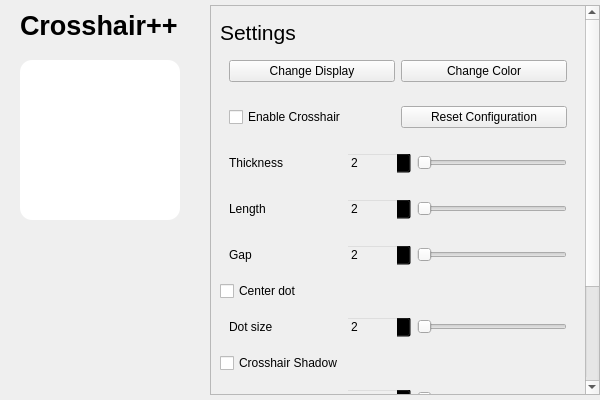
The window that resources/preset.ui (Drumba08/crosshairpp) describes before a commit, drawn with Qt 5.
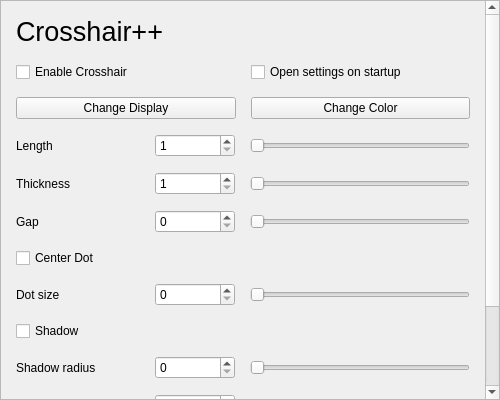
The same window after the commit.

```diff
--- a/resources/preset.ui
+++ b/resources/preset.ui
@@ -1,201 +1,146 @@
 <?xml version="1.0" encoding="UTF-8"?>
 <ui version="4.0">
  <class>MainWindow</class>
- <widget class="QMainWindow" name="MainWindow">
+ <widget class="QWidget" name="MainWindow">
   <property name="geometry">
    <rect>
     <x>0</x>
     <y>0</y>
-    <width>600</width>
+    <width>500</width>
     <height>400</height>
    </rect>
   </property>
   <property name="minimumSize">
    <size>
-    <width>600</width>
+    <width>500</width>
     <height>400</height>
    </size>
   </property>
   <property name="maximumSize">
    <size>
-    <width>600</width>
+    <width>500</width>
     <height>400</height>
    </size>
   </property>
   <property name="windowTitle">
-   <string>Crosshair++</string>
+   <string>Crosshair Settings</string>
   </property>
-  <widget class="QWidget" name="centralwidget">
-   <widget class="QWidget" name="sidebar" native="true">
-    <property name="geometry">
-     <rect>
-      <x>0</x>
-      <y>0</y>
-      <width>200</width>
-      <height>400</height>
-     </rect>
-    </property>
-    <widget class="QLabel" name="sidebar_header">
-     <property name="geometry">
-      <rect>
-       <x>20</x>
-       <y>10</y>
-       <width>160</width>
-       <height>30</height>
-      </rect>
-     </property>
-     <property name="font">
-      <font>
-       <pointsize>20</pointsize>
-       <bold>true</bold>
-      </font>
-     </property>
-     <property name="text">
-      <string>Crosshair++</string>
-     </property>
-    </widget>
-    <widget class="QWidget" name="sidebar_preview" native="true">
-     <property name="geometry">
-      <rect>
-       <x>20</x>
-       <y>60</y>
-       <width>160</width>
-       <height>160</height>
-      </rect>
-     </property>
-     <widget class="QLabel" name="crossPreview">
-      <property name="geometry">
-       <rect>
-        <x>0</x>
-        <y>0</y>
-        <width>160</width>
-        <height>160</height>
-       </rect>
-      </property>
-      <property name="styleSheet">
-       <string notr="true">background-color: palette(base); border-radius: 12px;</string>
-      </property>
-      <property name="frameShape">
-       <enum>QFrame::Shape::NoFrame</enum>
-      </property>
-      <property name="frameShadow">
-       <enum>QFrame::Shadow::Raised</enum>
-      </property>
-      <property name="text">
-       <string/>
-      </property>
-      <property name="alignment">
-       <set>Qt::AlignmentFlag::AlignCenter</set>
-      </property>
-     </widget>
-    </widget>
-    <widget class="QLabel" name="commit">
-     <property name="geometry">
-      <rect>
-       <x>5</x>
-       <y>385</y>
-       <width>180</width>
-       <height>15</height>
-      </rect>
-     </property>
-     <property name="font">
-      <font>
-       <pointsize>6</pointsize>
-      </font>
-     </property>
-     <property name="text">
-      <string/>
-     </property>
-     <property name="textFormat">
-      <enum>Qt::TextFormat::AutoText</enum>
-     </property>
-     <property name="alignment">
-      <set>Qt::AlignmentFlag::AlignLeading|Qt::AlignmentFlag::AlignLeft|Qt::AlignmentFlag::AlignTop</set>
-     </property>
-     <property name="wordWrap">
-      <bool>true</bool>
-     </property>
-    </widget>
-   </widget>
+  <layout class="QVBoxLayout" name="verticalLayout">
+   <property name="spacing">
+    <number>0</number>
+   </property>
+   <property name="leftMargin">
+    <number>0</number>
+   </property>
+   <property name="topMargin">
+    <number>0</number>
+   </property>
+   <property name="rightMargin">
+    <number>0</number>
+   </property>
+   <property name="bottomMargin">
+    <number>0</number>
+   </property>
+   <item>
    <widget class="QScrollArea" name="scrollArea">
-    <property name="geometry">
-     <rect>
-      <x>210</x>
-      <y>5</y>
-      <width>390</width>
-      <height>390</height>
-     </rect>
-    </property>
-    <property name="frameShape">
-     <enum>QFrame::Shape::StyledPanel</enum>
-    </property>
-    <property name="frameShadow">
-     <enum>QFrame::Shadow::Plain</enum>
-    </property>
-    <property name="verticalScrollBarPolicy">
-     <enum>Qt::ScrollBarPolicy::ScrollBarAlwaysOn</enum>
-    </property>
-    <property name="horizontalScrollBarPolicy">
-     <enum>Qt::ScrollBarPolicy::ScrollBarAlwaysOff</enum>
-    </property>
     <property name="widgetResizable">
      <bool>true</bool>
     </property>
-    <property name="alignment">
-     <set>Qt::AlignmentFlag::AlignLeading|Qt::AlignmentFlag::AlignLeft|Qt::AlignmentFlag::AlignTop</set>
-    </property>
-    <widget class="QWidget" name="scrollAreaWidgetContents">
+     <widget class="QWidget" name="scrollAreaContents">
      <property name="geometry">
       <rect>
        <x>0</x>
        <y>0</y>
-       <width>369</width>
-       <height>558</height>
-      </rect>
-     </property>
-     <layout class="QVBoxLayout" name="verticalLayout">
-      <item>
-       <spacer name="verticalSpacer">
-        <property name="orientation">
-         <enum>Qt::Orientation::Vertical</enum>
-        </property>
-        <property name="sizeType">
-         <enum>QSizePolicy::Policy::Fixed</enum>
-        </property>
-        <property name="sizeHint" stdset="0">
-         <size>
-          <width>20</width>
-          <height>5</height>
-         </size>
-        </property>
-       </spacer>
-      </item>
+        <width>479</width>
+        <height>586</height>
+       </rect>
+      </property>
+      <layout class="QVBoxLayout" name="verticalLayout_2">
+       <property name="spacing">
+        <number>15</number>
+       </property>
+       <property name="sizeConstraint">
+        <enum>QLayout::SizeConstraint::SetDefaultConstraint</enum>
+       </property>
+       <property name="leftMargin">
+        <number>15</number>
+       </property>
+       <property name="topMargin">
+        <number>15</number>
+       </property>
+       <property name="rightMargin">
+        <number>15</number>
+       </property>
+       <property name="bottomMargin">
+        <number>15</number>
+       </property>
       <item>
-       <widget class="QLabel" name="settings_label">
+        <widget class="QLabel" name="header">
         <property name="font">
          <font>
-          <pointsize>16</pointsize>
+           <pointsize>20</pointsize>
          </font>
         </property>
         <property name="text">
-         <string>Settings</string>
-        </property>
-        <property name="alignment">
-         <set>Qt::AlignmentFlag::AlignLeading|Qt::AlignmentFlag::AlignLeft|Qt::AlignmentFlag::AlignTop</set>
-        </property>
+          <string>Crosshair++</string>
+         </property>
+        </widget>
+       </item>
+       <item>
+        <widget class="QWidget" name="widget" native="true">
+         <layout class="QHBoxLayout" name="horizontalLayout_3">
+          <property name="spacing">
+           <number>15</number>
+          </property>
+          <property name="leftMargin">
+           <number>0</number>
+          </property>
+          <property name="topMargin">
+           <number>0</number>
+          </property>
+          <property name="rightMargin">
+           <number>0</number>
+          </property>
+          <property name="bottomMargin">
+           <number>0</number>
+          </property>
+          <item>
+           <widget class="QCheckBox" name="i_enableCrosshair">
+            <property name="text">
+             <string>Enable Crosshair</string>
+            </property>
        </widget>
       </item>
       <item>
-       <widget class="QWidget" name="horizontalWidget_2" native="true">
-        <layout class="QHBoxLayout" name="horizontalLayout_19">
+           <widget class="QCheckBox" name="i_autoSettings">
+            <property name="text">
+             <string>Open settings on startup</string>
+            </property>
+           </widget>
+          </item>
+         </layout>
+        </widget>
+       </item>
+       <item>
+        <widget class="QWidget" name="buttonWidget" native="true">
+         <layout class="QHBoxLayout" name="horizontalLayout">
+          <property name="spacing">
+           <number>15</number>
+          </property>
+          <property name="leftMargin">
+           <number>0</number>
+          </property>
+          <property name="topMargin">
+           <number>0</number>
+          </property>
+          <property name="rightMargin">
+           <number>0</number>
+          </property>
+          <property name="bottomMargin">
+           <number>0</number>
+          </property>
          <item>
           <widget class="QPushButton" name="i_cycleScreen">
-           <property name="maximumSize">
-            <size>
-             <width>16777215</width>
-             <height>32</height>
-            </size>
-           </property>
            <property name="text">
             <string>Change Display</string>
            </property>
@@ -203,12 +148,6 @@
          </item>
          <item>
           <widget class="QPushButton" name="i_changeColor">
-           <property name="maximumSize">
-            <size>
-             <width>16777215</width>
-             <height>32</height>
-            </size>
-           </property>
            <property name="text">
             <string>Change Color</string>
            </property>
@@ -218,126 +157,25 @@
        </widget>
       </item>
       <item>
-       <widget class="QWidget" name="horizontalWidget" native="true">
-        <layout class="QHBoxLayout" name="horizontalLayout_16">
-         <item>
-          <widget class="QCheckBox" name="i_enableCrosshair">
-           <property name="text">
-            <string>Enable Crosshair</string>
-           </property>
-          </widget>
-         </item>
-         <item>
-          <widget class="QPushButton" name="i_resetConf">
-           <property name="maximumSize">
-            <size>
-             <width>16777215</width>
-             <height>32</height>
-            </size>
-           </property>
-           <property name="text">
-            <string>Reset Configuration</string>
-           </property>
-          </widget>
-         </item>
-        </layout>
-       </widget>
-      </item>
-      <item>
-       <widget class="QWidget" name="sliderWidget" native="true">
-        <property name="enabled">
-         <bool>true</bool>
-        </property>
-        <property name="minimumSize">
-         <size>
-          <width>0</width>
-          <height>0</height>
-         </size>
-        </property>
-        <property name="maximumSize">
-         <size>
-          <width>16777215</width>
-          <height>16777215</height>
-         </size>
-        </property>
-        <layout class="QHBoxLayout" name="horizontalLayout">
-         <item>
-          <widget class="QLabel" name="label_2">
-           <property name="text">
-            <string>Thickness</string>
-           </property>
-          </widget>
-         </item>
-         <item>
-          <widget class="QSpinBox" name="i_thickness_2">
-           <property name="minimumSize">
-            <size>
-             <width>0</width>
-             <height>0</height>
-            </size>
-           </property>
-           <property name="maximumSize">
-            <size>
-             <width>65</width>
-             <height>32</height>
-            </size>
-           </property>
-           <property name="styleSheet">
-            <string notr="true">background: transparent;</string>
-           </property>
-           <property name="wrapping">
-            <bool>false</bool>
-           </property>
-           <property name="minimum">
-            <number>1</number>
-           </property>
-           <property name="maximum">
-            <number>50</number>
-           </property>
-           <property name="value">
-            <number>2</number>
-           </property>
-          </widget>
-         </item>
-         <item>
-          <widget class="QSlider" name="i_thickness">
-           <property name="maximumSize">
-            <size>
-             <width>150</width>
-             <height>16777215</height>
-            </size>
-           </property>
-           <property name="minimum">
-            <number>1</number>
-           </property>
-           <property name="maximum">
-            <number>50</number>
-           </property>
-           <property name="orientation">
-            <enum>Qt::Orientation::Horizontal</enum>
-           </property>
-          </widget>
-         </item>
-        </layout>
-       </widget>
-      </item>
-      <item>
-       <widget class="QWidget" name="sliderWidget_2" native="true">
-        <property name="minimumSize">
-         <size>
-          <width>0</width>
-          <height>0</height>
-         </size>
-        </property>
-        <property name="maximumSize">
-         <size>
-          <width>16777215</width>
-          <height>16777215</height>
-         </size>
-        </property>
+        <widget class="QWidget" name="settingsLabel0" native="true">
         <layout class="QHBoxLayout" name="horizontalLayout_2">
+          <property name="spacing">
+           <number>15</number>
+          </property>
+          <property name="leftMargin">
+           <number>0</number>
+          </property>
+          <property name="topMargin">
+           <number>0</number>
+          </property>
+          <property name="rightMargin">
+           <number>0</number>
+          </property>
+          <property name="bottomMargin">
+           <number>0</number>
+          </property>
          <item>
-          <widget class="QLabel" name="label_3">
+           <widget class="QLabel" name="label">
            <property name="text">
             <string>Length</string>
            </property>
@@ -345,43 +183,31 @@
          </item>
          <item>
           <widget class="QSpinBox" name="i_length_2">
-           <property name="minimumSize">
-            <size>
-             <width>0</width>
-             <height>0</height>
-            </size>
-           </property>
            <property name="maximumSize">
             <size>
-             <width>65</width>
-             <height>32</height>
-            </size>
-           </property>
-           <property name="styleSheet">
-            <string notr="true">background: transparent;</string>
-           </property>
-           <property name="wrapping">
-            <bool>false</bool>
-           </property>
+              <width>80</width>
+              <height>16777215</height>
+             </size>
+            </property>
            <property name="minimum">
-            <number>0</number>
+             <number>1</number>
            </property>
            <property name="maximum">
             <number>50</number>
            </property>
-           <property name="value">
-            <number>2</number>
-           </property>
           </widget>
          </item>
          <item>
           <widget class="QSlider" name="i_length">
            <property name="maximumSize">
             <size>
-             <width>150</width>
+              <width>220</width>
              <height>16777215</height>
             </size>
            </property>
+            <property name="minimum">
+             <number>1</number>
+            </property>
            <property name="maximum">
             <number>50</number>
            </property>
@@ -394,63 +220,111 @@
        </widget>
       </item>
       <item>
-       <widget class="QWidget" name="sliderWidget_3" native="true">
-        <property name="minimumSize">
-         <size>
-          <width>0</width>
-          <height>0</height>
-         </size>
-        </property>
-        <property name="maximumSize">
-         <size>
-          <width>16777215</width>
-          <height>16777215</height>
-         </size>
-        </property>
-        <layout class="QHBoxLayout" name="horizontalLayout_3">
+        <widget class="QWidget" name="settingsLabel0_2" native="true">
+         <layout class="QHBoxLayout" name="horizontalLayout_5">
+          <property name="spacing">
+           <number>15</number>
+          </property>
+          <property name="leftMargin">
+           <number>0</number>
+          </property>
+          <property name="topMargin">
+           <number>0</number>
+          </property>
+          <property name="rightMargin">
+           <number>0</number>
+          </property>
+          <property name="bottomMargin">
+           <number>0</number>
+          </property>
          <item>
           <widget class="QLabel" name="label_4">
            <property name="text">
+             <string>Thickness</string>
+            </property>
+           </widget>
+          </item>
+          <item>
+           <widget class="QSpinBox" name="i_thickness_2">
+            <property name="maximumSize">
+             <size>
+              <width>80</width>
+              <height>16777215</height>
+             </size>
+            </property>
+            <property name="minimum">
+             <number>1</number>
+            </property>
+            <property name="maximum">
+             <number>50</number>
+            </property>
+           </widget>
+          </item>
+          <item>
+           <widget class="QSlider" name="i_thickness">
+            <property name="maximumSize">
+             <size>
+              <width>220</width>
+              <height>16777215</height>
+             </size>
+            </property>
+            <property name="minimum">
+             <number>1</number>
+            </property>
+            <property name="maximum">
+             <number>50</number>
+            </property>
+            <property name="orientation">
+             <enum>Qt::Orientation::Horizontal</enum>
+            </property>
+           </widget>
+          </item>
+         </layout>
+        </widget>
+       </item>
+       <item>
+        <widget class="QWidget" name="settingsLabel0_3" native="true">
+         <layout class="QHBoxLayout" name="horizontalLayout_6">
+          <property name="spacing">
+           <number>15</number>
+          </property>
+          <property name="leftMargin">
+           <number>0</number>
+          </property>
+          <property name="topMargin">
+           <number>0</number>
+          </property>
+          <property name="rightMargin">
+           <number>0</number>
+          </property>
+          <property name="bottomMargin">
+           <number>0</number>
+          </property>
+          <item>
+           <widget class="QLabel" name="label_5">
+            <property name="text">
             <string>Gap</string>
            </property>
           </widget>
          </item>
          <item>
           <widget class="QSpinBox" name="i_gap_2">
-           <property name="minimumSize">
-            <size>
-             <width>0</width>
-             <height>0</height>
-            </size>
-           </property>
            <property name="maximumSize">
             <size>
-             <width>65</width>
-             <height>32</height>
-            </size>
-           </property>
-           <property name="styleSheet">
-            <string notr="true">background: transparent;</string>
-           </property>
-           <property name="wrapping">
-            <bool>false</bool>
-           </property>
-           <property name="minimum">
-            <number>0</number>
-           </property>
+              <width>80</width>
+              <height>16777215</height>
+             </size>
+            </property>
            <property name="maximum">
             <number>50</number>
            </property>
-           <property name="value">
-            <number>2</number>
-           </property>
           </widget>
          </item>
          <item>
           <widget class="QSlider" name="i_gap">
            <property name="maximumSize">
             <size>
-             <width>150</width>
+              <width>220</width>
              <height>16777215</height>
             </size>
            </property>
@@ -468,27 +342,30 @@
       <item>
        <widget class="QCheckBox" name="i_dotEnabled">
         <property name="text">
-         <string>Center dot</string>
+          <string>Center Dot</string>
         </property>
        </widget>
       </item>
       <item>
-       <widget class="QWidget" name="sliderWidget_4" native="true">
-        <property name="minimumSize">
-         <size>
-          <width>0</width>
-          <height>0</height>
-         </size>
-        </property>
-        <property name="maximumSize">
-         <size>
-          <width>16777215</width>
-          <height>16777215</height>
-         </size>
-        </property>
-        <layout class="QHBoxLayout" name="horizontalLayout_4">
+        <widget class="QWidget" name="settingsLabel0_4" native="true">
+         <layout class="QHBoxLayout" name="horizontalLayout_7">
+          <property name="spacing">
+           <number>15</number>
+          </property>
+          <property name="leftMargin">
+           <number>0</number>
+          </property>
+          <property name="topMargin">
+           <number>0</number>
+          </property>
+          <property name="rightMargin">
+           <number>0</number>
+          </property>
+          <property name="bottomMargin">
+           <number>0</number>
+          </property>
          <item>
-          <widget class="QLabel" name="label_5">
+           <widget class="QLabel" name="label_6">
            <property name="text">
             <string>Dot size</string>
            </property>
@@ -496,35 +373,14 @@
          </item>
          <item>
           <widget class="QSpinBox" name="i_dotSize_2">
-           <property name="minimumSize">
-            <size>
-             <width>0</width>
-             <height>0</height>
-            </size>
-           </property>
            <property name="maximumSize">
             <size>
-             <width>65</width>
-             <height>32</height>
-            </size>
-           </property>
-           <property name="styleSheet">
-            <string notr="true">background: transparent;</string>
-           </property>
-           <property name="wrapping">
-            <bool>false</bool>
-           </property>
-           <property name="frame">
-            <bool>true</bool>
-           </property>
-           <property name="minimum">
-            <number>1</number>
-           </property>
+              <width>80</width>
+              <height>16777215</height>
+             </size>
+            </property>
            <property name="maximum">
-            <number>50</number>
-           </property>
-           <property name="value">
-            <number>2</number>
+             <number>100</number>
            </property>
           </widget>
          </item>
@@ -532,10 +388,13 @@
           <widget class="QSlider" name="i_dotSize">
            <property name="maximumSize">
             <size>
-             <width>150</width>
+              <width>220</width>
              <height>16777215</height>
             </size>
            </property>
+            <property name="maximum">
+             <number>100</number>
+            </property>
            <property name="orientation">
             <enum>Qt::Orientation::Horizontal</enum>
            </property>
@@ -547,27 +406,30 @@
       <item>
        <widget class="QCheckBox" name="i_shadow">
         <property name="text">
-         <string>Crosshair Shadow</string>
+          <string>Shadow</string>
         </property>
        </widget>
       </item>
       <item>
-       <widget class="QWidget" name="sliderWidget_16" native="true">
-        <property name="minimumSize">
-         <size>
-          <width>0</width>
-          <height>0</height>
-         </size>
-        </property>
-        <property name="maximumSize">
-         <size>
-          <width>16777215</width>
-          <height>16777215</height>
-         </size>
-        </property>
-        <layout class="QHBoxLayout" name="horizontalLayout_17">
+        <widget class="QWidget" name="settingsLabel0_5" native="true">
+         <layout class="QHBoxLayout" name="horizontalLayout_8">
+          <property name="spacing">
+           <number>15</number>
+          </property>
+          <property name="leftMargin">
+           <number>0</number>
+          </property>
+          <property name="topMargin">
+           <number>0</number>
+          </property>
+          <property name="rightMargin">
+           <number>0</number>
+          </property>
+          <property name="bottomMargin">
+           <number>0</number>
+          </property>
          <item>
-          <widget class="QLabel" name="label_17">
+           <widget class="QLabel" name="label_7">
            <property name="text">
             <string>Shadow radius</string>
            </property>
@@ -575,43 +437,22 @@
          </item>
          <item>
           <widget class="QSpinBox" name="i_shadowradius_2">
-           <property name="minimumSize">
-            <size>
-             <width>0</width>
-             <height>0</height>
-            </size>
-           </property>
            <property name="maximumSize">
             <size>
-             <width>65</width>
-             <height>32</height>
-            </size>
-           </property>
-           <property name="autoFillBackground">
-            <bool>false</bool>
-           </property>
-           <property name="styleSheet">
-            <string notr="true">background: transparent;</string>
-           </property>
-           <property name="wrapping">
-            <bool>false</bool>
-           </property>
-           <property name="minimum">
-            <number>0</number>
-           </property>
+              <width>80</width>
+              <height>16777215</height>
+             </size>
+            </property>
            <property name="maximum">
             <number>24</number>
            </property>
-           <property name="value">
-            <number>2</number>
-           </property>
           </widget>
          </item>
          <item>
           <widget class="QSlider" name="i_shadowradius">
            <property name="maximumSize">
             <size>
-             <width>150</width>
+              <width>220</width>
              <height>16777215</height>
             </size>
            </property>
@@ -627,22 +468,25 @@
        </widget>
       </item>
       <item>
-       <widget class="QWidget" name="sliderWidget_17" native="true">
-        <property name="minimumSize">
-         <size>
-          <width>0</width>
-          <height>0</height>
-         </size>
-        </property>
-        <property name="maximumSize">
-         <size>
-          <width>16777215</width>
-          <height>16777215</height>
-         </size>
-        </property>
-        <layout class="QHBoxLayout" name="horizontalLayout_18">
+        <widget class="QWidget" name="settingsLabel0_6" native="true">
+         <layout class="QHBoxLayout" name="horizontalLayout_9">
+          <property name="spacing">
+           <number>15</number>
+          </property>
+          <property name="leftMargin">
+           <number>0</number>
+          </property>
+          <property name="topMargin">
+           <number>0</number>
+          </property>
+          <property name="rightMargin">
+           <number>0</number>
+          </property>
+          <property name="bottomMargin">
+           <number>0</number>
+          </property>
          <item>
-          <widget class="QLabel" name="label_18">
+           <widget class="QLabel" name="label_8">
            <property name="text">
             <string>Shadow alpha</string>
            </property>
@@ -650,105 +494,99 @@
          </item>
          <item>
           <widget class="QSpinBox" name="i_shadowalpha_2">
-           <property name="minimumSize">
-            <size>
-             <width>0</width>
-             <height>0</height>
-            </size>
-           </property>
            <property name="maximumSize">
             <size>
-             <width>65</width>
-             <height>32</height>
-            </size>
-           </property>
-           <property name="styleSheet">
-            <string notr="true">background: transparent;</string>
-           </property>
-           <property name="wrapping">
-            <bool>false</bool>
-           </property>
-           <property name="minimum">
-            <number>0</number>
-           </property>
+              <width>80</width>
+              <height>16777215</height>
+             </size>
+            </property>
            <property name="maximum">
             <number>255</number>
            </property>
-           <property name="value">
-            <number>2</number>
-           </property>
           </widget>
          </item>
          <item>
           <widget class="QSlider" name="i_shadowalpha">
            <property name="maximumSize">
             <size>
-             <width>150</width>
+              <width>220</width>
              <height>16777215</height>
             </size>
            </property>
-           <property name="minimum">
-            <number>0</number>
-           </property>
            <property name="maximum">
             <number>255</number>
            </property>
            <property name="orientation">
             <enum>Qt::Orientation::Horizontal</enum>
            </property>
-           <property name="invertedAppearance">
-            <bool>false</bool>
-           </property>
           </widget>
          </item>
         </layout>
        </widget>
       </item>
       <item>
-       <widget class="QWidget" name="sliderWidget_5" native="true">
-        <property name="minimumSize">
-         <size>
-          <width>0</width>
-          <height>0</height>
-         </size>
-        </property>
+        <widget class="QWidget" name="settingsLabel0_7" native="true">
+         <layout class="QHBoxLayout" name="horizontalLayout_10">
+          <property name="spacing">
+           <number>15</number>
+          </property>
+          <property name="leftMargin">
+           <number>0</number>
+          </property>
+          <property name="topMargin">
+           <number>0</number>
+          </property>
+          <property name="rightMargin">
+           <number>0</number>
+          </property>
+          <property name="bottomMargin">
+           <number>0</number>
+          </property>
+          <item>
+           <widget class="QLabel" name="label_9">
+            <property name="text">
+             <string>Crosshair Code</string>
+            </property>
+           </widget>
+          </item>
+          <item>
+           <widget class="QLineEdit" name="i_crosshairCode">
         <property name="maximumSize">
          <size>
-          <width>16777215</width>
+              <width>315</width>
           <height>16777215</height>
          </size>
         </property>
-        <layout class="QHBoxLayout" name="horizontalLayout_5">
+           </widget>
+          </item>
+         </layout>
+        </widget>
+       </item>
          <item>
-          <widget class="QLabel" name="label_6">
+        <widget class="QPushButton" name="i_resetConf">
            <property name="text">
-            <string>Crosshair code</string>
+          <string>Reset Config</string>
            </property>
           </widget>
          </item>
          <item>
-          <widget class="QLineEdit" name="lineEdit">
-           <property name="minimumSize">
-            <size>
-             <width>0</width>
-             <height>32</height>
-            </size>
-           </property>
-           <property name="maximumSize">
+        <spacer name="vspace1">
+         <property name="orientation">
+          <enum>Qt::Orientation::Vertical</enum>
+         </property>
+         <property name="sizeHint" stdset="0">
             <size>
-             <width>200</width>
-             <height>32</height>
-            </size>
-           </property>
-          </widget>
+           <width>20</width>
+           <height>40</height>
+          </size>
+         </property>
+        </spacer>
          </item>
         </layout>
        </widget>
-      </item>
-     </layout>
-    </widget>
-   </widget>
-  </widget>
+    </widget>
+   </item>
+  </layout>
  </widget>
  <resources/>
  <connections/>
```
Lines whose indentation alone changed are shown as unchanged.
